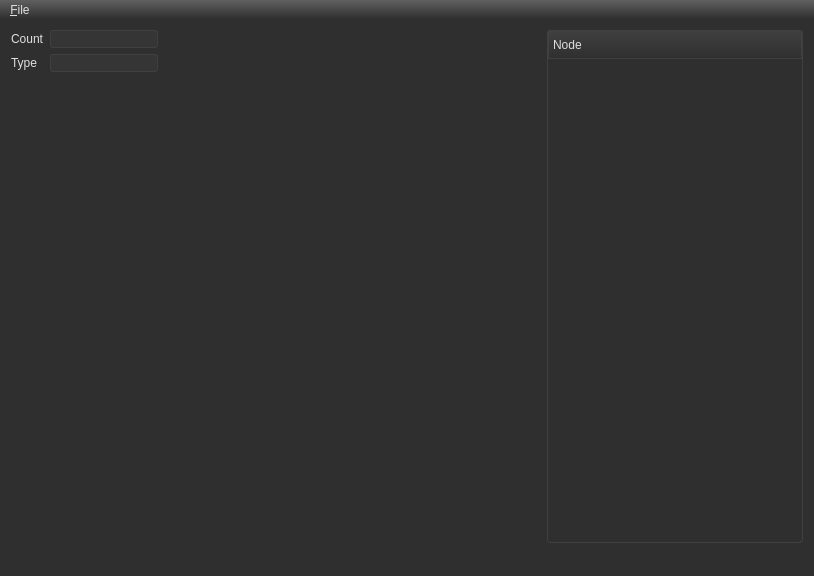
First picture: the form in ui/mainwindow.ui, repository blueluna/shapes, before the edit.
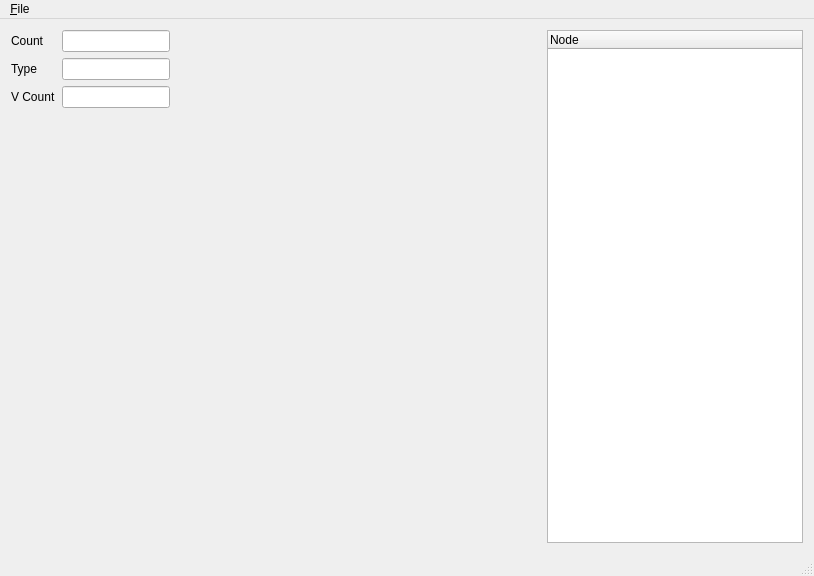
Second picture: the form after the edit. Custom widgets are drawn as their Qt base class.

What changed in the file:
```diff
--- a/ui/mainwindow.ui
+++ b/ui/mainwindow.ui
@@ -14,51 +14,7 @@
    <string>MainWindow</string>
   </property>
   <property name="styleSheet">
-   <string notr="true">* {
-	color: rgb(223, 223, 223);
-	background: rgb(47, 47, 47);
-}
-QLineEdit, QTreeView, QTreeWidget {
-    border: 1px solid rgb(64, 64, 64);
-	border-radius: 3px;
- }
-QLineEdit {
-	background: qlineargradient(spread:pad, x1:0, y1:0, x2:0, y2:1, stop:0 rgba(47, 47, 47, 255), stop:1 rgba(64, 64, 64, 255));
-}
-QLineEdit:read-only {
-	background: rgb(53, 53, 53);
-}
-QMenuBar {
-	background: qlineargradient(spread:pad, x1:0, y1:0, x2:0, y2:1, stop:0 rgba(96, 96, 96, 255), stop:1 rgba(47, 47, 47, 255));
-}
-QMenuBar::item {
-	background: qlineargradient(spread:pad, x1:0, y1:0, x2:0, y2:1, stop:0 rgba(96, 96, 96, 255), stop:1 rgba(47, 47, 47, 255));
-}
-QMenuBar::item:selected {
-	background: qlineargradient(spread:pad, x1:0, y1:0, x2:0, y2:1, stop:0 rgba(96, 96, 96, 255), stop:1 rgba(64, 64, 64, 255));
- }
-QMenu {
-	background: qlineargradient(spread:pad, x1:0, y1:0, x2:0, y2:1, stop:0 rgba(47, 47, 47, 255), stop:1 rgba(47, 47, 47, 255));
-}
-QMenu::item {
-	padding: 2px 25px 2px 20px;
-    border: 1px solid transparent;
- }
- QMenu::item:selected {
-	background: qlineargradient(spread:pad, x1:0, y1:0, x2:0, y2:1, stop:0 rgba(47, 47, 47, 255), stop:1 rgba(64, 64, 64, 255));
-	border-color: rgb(50, 50, 50);
- }
-QMenu::separator {
-	border: 1px inset rgba(40, 40, 40, 255);
-	height: 0px;
-}
-QHeaderView::section {
-	background: qlineargradient(spread:pad, x1:0, y1:0, x2:0, y2:1, stop:1 rgba(47, 47, 47, 255), stop:0 rgba(64, 64, 64, 255));
-	color: rgb(223, 223, 223);
-	padding: 4px;
-    border: 1px solid rgb(64, 64, 64);
- }
-</string>
+   <string notr="true"/>
   </property>
   <widget class="QWidget" name="centralWidget">
    <layout class="QHBoxLayout" name="horizontalLayout_2">
@@ -100,6 +56,16 @@
           </property>
          </widget>
         </item>
+        <item row="2" column="0">
+         <widget class="QLabel" name="vertexCountLabel">
+          <property name="text">
+           <string>V Count</string>
+          </property>
+         </widget>
+        </item>
+        <item row="2" column="1">
+         <widget class="QLineEdit" name="vertexCount"/>
+        </item>
        </layout>
       </item>
       <item>
@@ -156,7 +122,14 @@
    </widget>
    <addaction name="menu_File"/>
   </widget>
-  <widget class="QStatusBar" name="statusBar"/>
+  <widget class="QStatusBar" name="statusBar">
+   <property name="minimumSize">
+    <size>
+     <width>0</width>
+     <height>0</height>
+    </size>
+   </property>
+  </widget>
   <action name="actionOpen">
    <property name="text">
     <string>&amp;Open</string>
```
